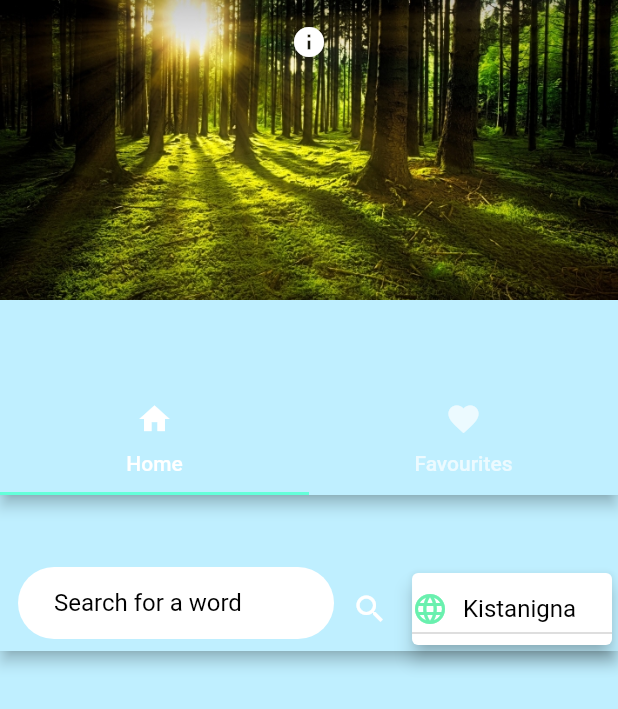
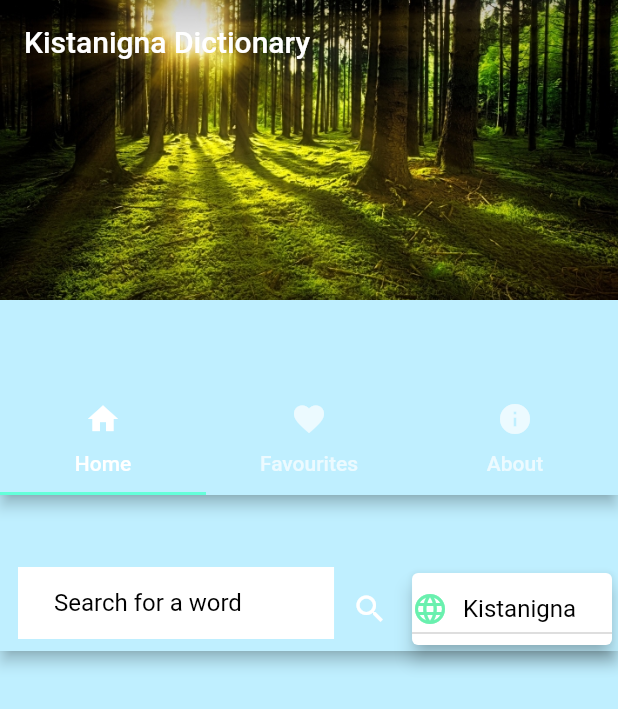
Before and after one commit to Bemhreth/Dictionary_app, a Flutter app: the screen it shows after launch, after a tap on the "search" icon, on a phone screen of 412 x 824 dp. Shown: the top 709 px of the screen. Run offline on Flutter 3.47's test engine with Material 2 defaults, Android fonts, the phone set to English and light mode, and no system bars; our stand-ins replace csv, splashscreen, sqflite; missing offline and left inert: flappy_search_bar; accounts and stored records are empty; network calls fail.

Commit message:
fixed bugs

```diff
--- a/lib/screen/Tab3.dart
+++ b/lib/screen/Tab3.dart
@@ -22,9 +22,9 @@ class Tab3 extends StatelessWidget {
   @override
   Widget build(BuildContext context) {
     return Scaffold(
-      appBar:AppBar(
-        title: Text('About'),
-      ),
+//      appBar:AppBar(
+//        title: Text('About'),
+//      ),
       body: SafeArea(
         child: Padding(
           padding: const EdgeInsets.symmetric(horizontal: 20),
--- a/lib/screen/input_page.dart
+++ b/lib/screen/input_page.dart
@@ -24,20 +24,21 @@ class _InputPageState extends State<InputPage> {
     return CustomScrollView(
       slivers: <Widget>[
         SliverAppBar(
-          centerTitle: true,
-//          pinned: true,
+//          centerTitle: true,
+          pinned: true,
 
-          title: FlatButton(
-
-        onPressed: () => {
-        Navigator.push(
-        context,
-        MaterialPageRoute(builder: (context) => Tab3()),
-        )},
-    child: Column( // Replace with a Row for horizontal icon + text
-    children: <Widget>[
-    Icon(Icons.info)
-    ],)),
+          title:Text('Kistanigna Dictionary'),
+//          FlatButton(
+//
+//        onPressed: () => {
+//        Navigator.push(
+//        context,
+//        MaterialPageRoute(builder: (context) => Tab3()),
+//        )},
+//    child: Column( // Replace with a Row for horizontal icon + text
+//    children: <Widget>[
+//    Icon(Icons.info)
+//    ],)),
           backgroundColor: Colors.green,
           expandedHeight: 200.0,
           flexibleSpace: FlexibleSpaceBar(
@@ -49,7 +50,7 @@ class _InputPageState extends State<InputPage> {
           delegate: SliverChildListDelegate(
             [
               DefaultTabController(
-                length: 2,
+                length: 3,
                 child: Scaffold(
 
                   appBar: AppBar(
@@ -65,7 +66,7 @@ class _InputPageState extends State<InputPage> {
                       tabs: [
                         Tab(icon: Icon(Icons.home),text: 'Home', ),
                         Tab(icon: Icon(Icons.favorite), text: 'Favourites',),
-//                        Tab(icon: Icon(Icons.recent_actors), text: 'Recent',),
+                        Tab(icon: Icon(Icons.info), text: 'About',),
                       ],
                     ),
                     // title: Text('Tabs Demo'),
@@ -74,6 +75,7 @@ class _InputPageState extends State<InputPage> {
                     children: [
                       ResultsPage('ኣመረተ','English','Amharic','Kistanigna'),
                       Tab2('ኣመረተ','English','Amharic','Kistanigna'),
+                      Tab3(),
                     ],
                   ),
                 ),
--- a/lib/screen/result_page.dart
+++ b/lib/screen/result_page.dart
@@ -3,9 +3,6 @@ import 'package:flutter/material.dart';
 import 'package:flutter/rendering.dart';
 import 'package:dictionary_app/utility/dbconnection.dart';
 import 'package:dictionary_app/utility/dictionarymodel.dart';
-import 'package:sqflite/sqflite.dart';
-
-import '../favorite_words_route.dart';
 
 
 List<String> savedWords = List<String>();
@@ -48,8 +45,8 @@ class _ResultsPageState extends State<ResultsPage> {
   void _search (text)  {
         if(text.isNotEmpty) {
       List<Map<String, dynamic>> dummyListData = List<Map<String, dynamic>>();
-    final item= alls.where((e) => e['Kistanigna'] == text || e['Amharic'] == text
-          || e['English']==text);
+    final item= all.where((e) => e['English']==text || e['Kistanigna'] == text || e['Amharic'] == text
+           );
     item.forEach((item) {
       print(item['Kistanigna']);
       dummyListData.add(item);
@@ -67,12 +64,6 @@ class _ResultsPageState extends State<ResultsPage> {
       });
     }
   }
-
-//    _streamController.add("waiting");
-//    Response response = await get(_url + _controller.text.trim(), headers: {"Authorization": "Token " + _token});
-//    _streamController.add(json.decode(response.body));
-//  }
-
   @override
   Future<void> initState()  {
     super.initState();
@@ -93,7 +84,6 @@ class _ResultsPageState extends State<ResultsPage> {
 
   @override
   Widget build(BuildContext context) {
-//    getdictionary();
     String text1;
     return Scaffold(
       appBar: AppBar(
@@ -108,7 +98,7 @@ class _ResultsPageState extends State<ResultsPage> {
                   margin: const EdgeInsets.only(left: 12.0, bottom: 8.0),
                   decoration: BoxDecoration(
                     color: Colors.white,
-                    borderRadius: BorderRadius.circular(24.0),
+//                    borderRadius: BorderRadius.circular(24.0),
                   ),
                   child: TextFormField(
                     cursorColor: Colors.black26,
@@ -120,7 +110,7 @@ class _ResultsPageState extends State<ResultsPage> {
                         _search(text);
                       });
                     },
-                    controller: _controller,
+//                    controller: _controller,
                     decoration: InputDecoration(
                       hintText: "Search for a word",
                       hintStyle: TextStyle(color: Colors.black),
```
